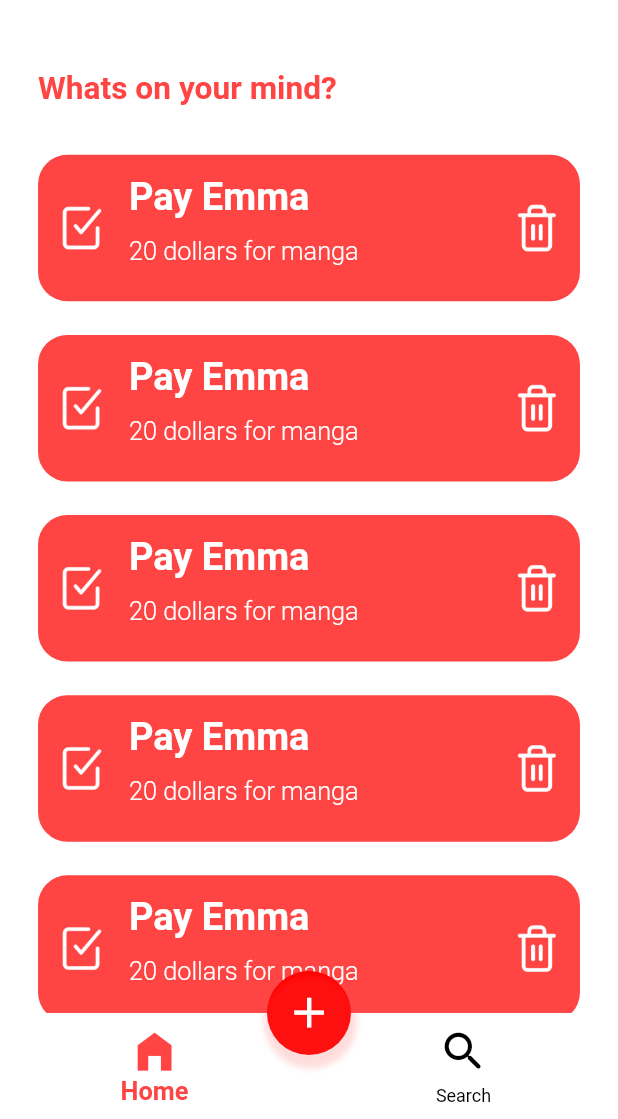
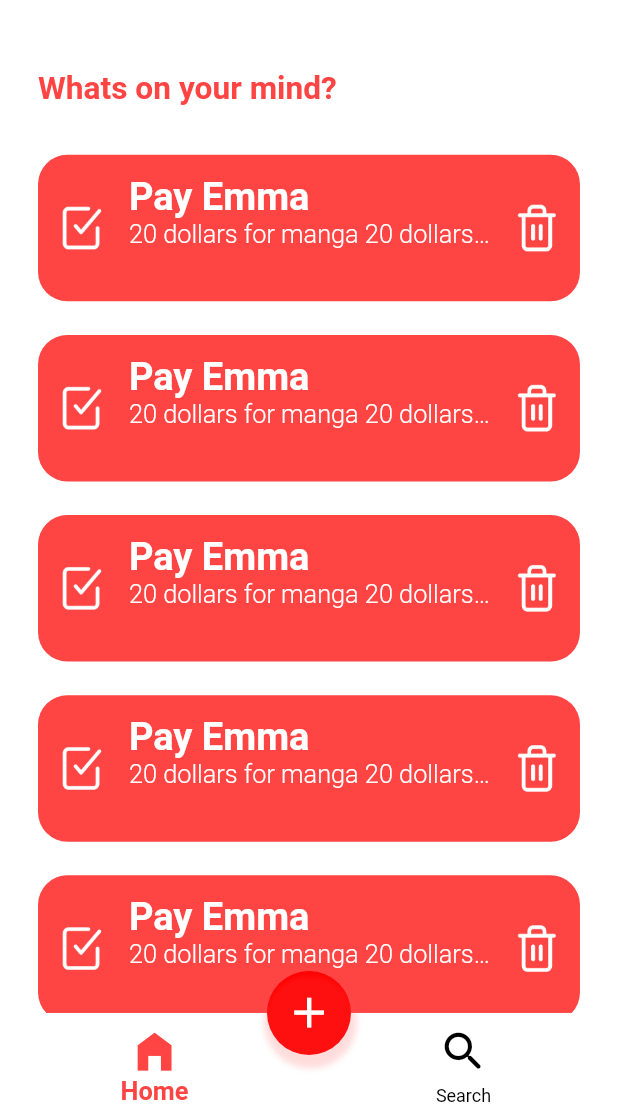
Before and after one commit to MohammedMotlaq/ToDoApp, a Flutter app: the MainScreen screen opened directly, on a phone screen of 412 x 824 dp, the part 117-1236 px from its top. Run offline on Flutter 3.47's test engine with Material 2 defaults, Android fonts, the phone set to English and light mode, and no system bars; our stand-ins replace flutter_screenutil, shared_preferences; missing offline and left inert: dart:ffi; accounts and stored records are empty.

Commit message:
fix: long task display

```diff
--- a/lib/Views/Screens/Home_Screen.dart
+++ b/lib/Views/Screens/Home_Screen.dart
@@ -16,6 +16,13 @@ class HomeScreen extends StatefulWidget {
 
 class _HomeScreenState extends State<HomeScreen> {
   bool grid = true;
+  int selectedIndex=-1;
+  changeSelectedIndex(index){
+    selectedIndex=index;
+    setState(() {
+
+    });
+  }
 
   @override
   Widget build(BuildContext context) {
@@ -102,7 +109,7 @@ class _HomeScreenState extends State<HomeScreen> {
                       ? ListView.builder(
                           padding: EdgeInsets.zero,
                           itemCount: 10,
-                          itemBuilder: (context, index) => const TaskWidget(),
+                          itemBuilder: (context, index) =>  TaskWidget(index: index,selectedIndex: selectedIndex,changeSelectedIndex: changeSelectedIndex,),
                         )
                       : GridView.builder(
                           padding: EdgeInsets.zero,
--- a/lib/Views/Screens/Search_Container.dart
+++ b/lib/Views/Screens/Search_Container.dart
@@ -37,7 +37,7 @@ class _SearchContainerState extends State<SearchContainer> {
                         EdgeInsets.symmetric(vertical: 18.h, horizontal: 15.w),
                     prefixIcon: Icon(
                       Icons.search,
-                      color: UIprovider.theme['text'],
+                      color: UIprovider.theme['iconsColor'],
                     ),
                     enabledBorder: OutlineInputBorder(borderSide: BorderSide(color: const Color.fromRGBO(217, 217, 217, 1))),
                     hintText: "Search",
@@ -64,7 +64,7 @@ class _SearchContainerState extends State<SearchContainer> {
                 child: ListView.builder(
                   padding: EdgeInsets.zero,
                   itemCount: 10,
-                  itemBuilder: (context, index) => const TaskWidget(),
+                  itemBuilder: (context, index) =>  TaskWidget(index: index,selectedIndex: -1,changeSelectedIndex: ()=>{},),
                 ),
               ),
             )
--- a/lib/Views/Widgets/Task_Widget.dart
+++ b/lib/Views/Widgets/Task_Widget.dart
@@ -6,7 +6,10 @@ import 'package:to_do_app/Providers/UI_Provider.dart';
 import '../../colors/Colors.dart';
 
 class TaskWidget extends StatefulWidget {
-  const TaskWidget({super.key});
+  int index,selectedIndex;
+  Function changeSelectedIndex;
+
+   TaskWidget({super.key,required this.index,required this.selectedIndex,required this.changeSelectedIndex});
 
   @override
   State<TaskWidget> createState() => _TaskWidgetState();
@@ -16,14 +19,20 @@ class _TaskWidgetState extends State<TaskWidget> {
   @override
   Widget build(BuildContext context) {
     return Consumer<UIProvider>(builder: (context, UIprovider, x) {
-      return Container(
+      return GestureDetector(
+        onDoubleTap: (){
+          widget.selectedIndex==widget.index?
+          widget.changeSelectedIndex(-1):widget.changeSelectedIndex(widget.index);
+        },
+        child: AnimatedContainer(
           padding: EdgeInsets.symmetric(vertical: 13.h, horizontal: 11.w),
-        height: 100.h,
+          height:  widget.selectedIndex==widget.index?200.h: 100.h,
           margin: EdgeInsets.only(top: 23.h),
           decoration: BoxDecoration(
             borderRadius: BorderRadius.circular(20.r),
             color: UIprovider.theme['taskCartBackground'],
           ),
+          duration: Duration(milliseconds: 300),
           child: Row(
             children: [
               ImageIcon(
@@ -46,12 +55,21 @@ class _TaskWidgetState extends State<TaskWidget> {
                         color: Colors.white),
                   ),
                   const Spacer(),
-                Text(
-                  "20 dollars for manga",
+                  SizedBox(
+                    width: 230.w,
+                    height:  widget.selectedIndex==widget.index?145.h:45.h,
+                    child: SingleChildScrollView(
+                      scrollDirection: Axis.vertical,
+                      child: Text(
+                        "20 dollars for manga 20 dollars for manga 20 dollars for manga 20 dollars for manga 20 dollars for manga 20 dollars for manga 20 dollars for manga 20 dollars for manga 20 dollars for manga 20 dollars for manga 20 dollars for manga 20 dollars for manga 20 dollars for manga 20 dollars for manga 20 dollars for manga ",
                         style: TextStyle(
                             fontSize: 16.sp,
                             color: Colors.white,
-                      fontWeight: FontWeight.w300),
+                            fontWeight: FontWeight.w300,
+                          overflow: widget.selectedIndex==widget.index?TextOverflow.clip:TextOverflow.ellipsis
+                        ),
+                      ),
+                    ),
                   ),
                   const Spacer()
                 ],
@@ -64,6 +82,7 @@ class _TaskWidgetState extends State<TaskWidget> {
               )
             ],
           ),
+        ),
       );
     });
   }
--- a/lib/colors/Colors.dart
+++ b/lib/colors/Colors.dart
@@ -11,6 +11,7 @@ Map<String, Color> lightColors = {
   "selectedColor": const Color(0xFFFF4444),
   "unselectedColor": const Color(0xFF000000),
   "someText": const Color(0xFFFF4444),
+  "iconsColor":const Color(0xFFD1CDCD)
 };
 
 Map<String, Color> DarkColors = {
@@ -24,4 +25,6 @@ Map<String, Color> DarkColors = {
   "selectedColor": const Color(0xFFFF0000),
   "unselectedColor": const Color.fromARGB(255, 255, 255, 255),
   "someText": const Color(0xFFFFFFFF),
+  "iconsColor":const Color(0xFFBBB6B6)
+
 };
```
Lines whose indentation alone changed are shown as unchanged.
